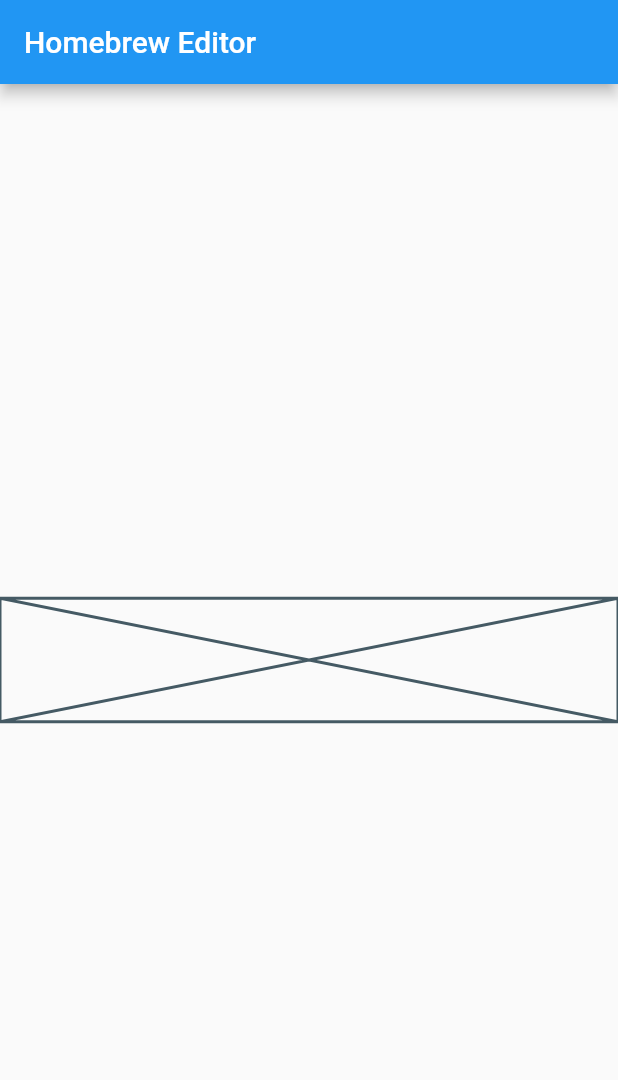
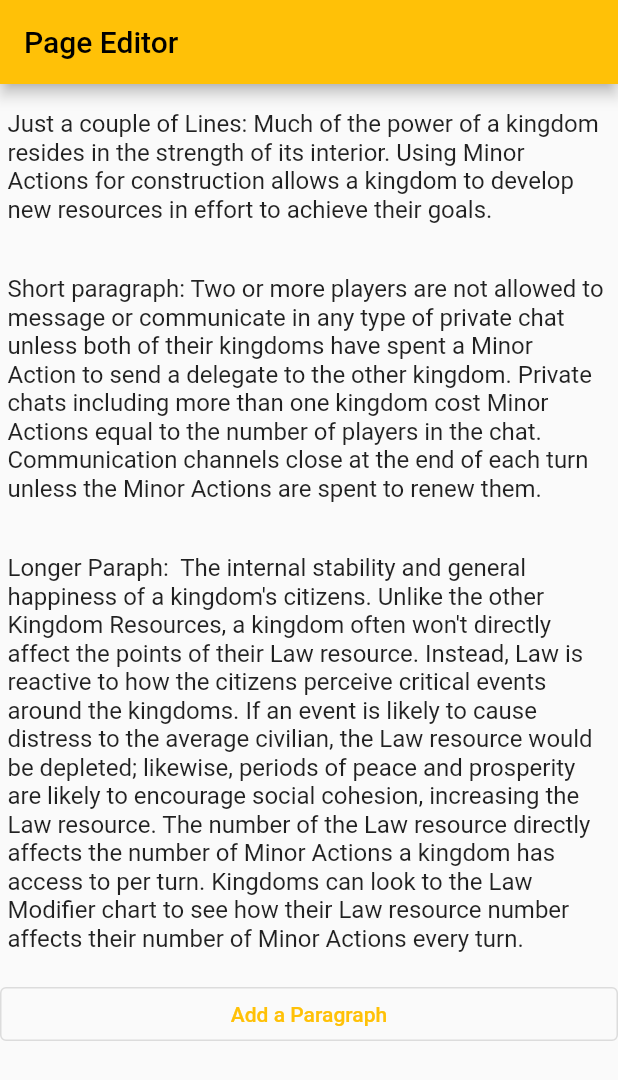
Before and after one commit to trevclaridge/DnD_Homebrew_Editor, a Flutter app: the screen it shows after launch, on a phone screen of 412 x 824 dp. Shown: the top 1080 px of the screen. Run offline on Flutter 3.47's test engine with Material 2 defaults, Android fonts, the light colour scheme and no system bars.

Commit message:
dynamic text fields

```diff
--- a/lib/main.dart
+++ b/lib/main.dart
@@ -1,4 +1,6 @@
 import 'package:flutter/material.dart';
+import 'package:homebrew_editor/view/view.dart';
+import 'package:homebrew_editor/model/model.dart';
 
 void main() {
   runApp(const MyApp());
@@ -10,41 +12,12 @@
   @override
   Widget build(BuildContext context) {
     return MaterialApp(
+      debugShowCheckedModeBanner: false,
       title: 'Homebrew Editor',
       theme: ThemeData(
-        primarySwatch: Colors.blue,
+        primarySwatch: Colors.amber,
       ),
-      home: const MyHomePage(title: 'Homebrew Editor'),
+      home: const PageEditor(),
     );
   }
 }
-
-class MyHomePage extends StatefulWidget {
-  const MyHomePage({Key? key, required this.title}) : super(key: key);
-  final String title;
-
-  @override
-  State<MyHomePage> createState() => _MyHomePageState();
-}
-
-class _MyHomePageState extends State<MyHomePage> {
-  @override
-  Widget build(BuildContext context) {
-    return Scaffold(
-      appBar: AppBar(
-        title: Text(widget.title),
-      ),
-      body: Center(
-        child: Column(
-          mainAxisAlignment: MainAxisAlignment.center,
-          children: <Widget>[
-            Placeholder(
-              fallbackHeight: MediaQuery.of(context).size.height / 10.0,
-              fallbackWidth: MediaQuery.of(context).size.width / 10.0,
-            )
-          ],
-        ),
-      ),
-    );
-  }
-}
--- /dev/null
+++ b/lib/model/model.dart
@@ -0,0 +1,6 @@
+library model;
+
+import 'package:flutter/material.dart';
+import 'package:homebrew_editor/view/view.dart';
+
+part 'paragraph.dart';
--- /dev/null
+++ b/lib/model/paragraph.dart
@@ -0,0 +1,7 @@
+part of model;
+
+class Paragraph {
+  Paragraph(this.text);
+
+  String text;
+}
--- /dev/null
+++ b/lib/view/screens.dart/page_editor.dart
@@ -0,0 +1,67 @@
+part of view;
+
+class PageEditor extends StatefulWidget {
+  const PageEditor({Key? key}) : super(key: key);
+
+  @override
+  State<PageEditor> createState() => _PageEditorState();
+}
+
+class _PageEditorState extends State<PageEditor> {
+  //test lists
+  List<String> titles = <String>[
+    'Introduction',
+    'Synopsis',
+    'Running the Game'
+  ];
+  List<String> paragraphs = <String>[
+    'Just a couple of Lines: Much of the power of a kingdom resides in the strength of its interior. Using Minor Actions for construction allows a kingdom to develop new resources in effort to achieve their goals.',
+    'Short paragraph: Two or more players are not allowed to message or communicate in any type of private chat unless both of their kingdoms have spent a Minor Action to send a delegate to the other kingdom. Private chats including more than one kingdom cost Minor Actions equal to the number of players in the chat. Communication channels close at the end of each turn unless the Minor Actions are spent to renew them.',
+    'Longer Paraph:  The internal stability and general happiness of a kingdom\'s citizens. Unlike the other Kingdom Resources, a kingdom often won\'t directly affect the points of their Law resource. Instead, Law is reactive to how the citizens perceive critical events around the kingdoms. If an event is likely to cause distress to the average civilian, the Law resource would be depleted; likewise, periods of peace and prosperity are likely to encourage social cohesion, increasing the Law resource. The number of the Law resource directly affects the number of Minor Actions a kingdom has access to per turn. Kingdoms can look to the Law Modifier chart to see how their Law resource number affects their number of Minor Actions every turn.'
+  ];
+
+  @override
+  Widget build(BuildContext context) {
+    return Scaffold(
+      appBar: AppBar(
+        title: const Text('Page Editor'),
+      ),
+      body: Center(
+        child: ListView(
+          children: [
+            // Page(titles, paragraphs),
+            ListView.builder(
+              shrinkWrap: true,
+              itemCount: paragraphs.length,
+              itemBuilder: ((context, index) {
+                return Container(
+                  margin: const EdgeInsets.all(5.0),
+                  child: TextField(
+                    maxLines: null,
+                    decoration: const InputDecoration(border: InputBorder.none),
+                    controller: TextEditingController(text: paragraphs[index]),
+                  ),
+                );
+              }),
+            ),
+            OutlinedButton(
+              onPressed: () {
+                _addParagraph();
+              },
+              child: const Text('Add a Paragraph'),
+            ),
+            // OutlinedButton(
+            //   onPressed: () {},
+            //   child: const Text('Add a Title'),
+            // ),
+          ],
+        ),
+      ),
+    );
+  }
+
+  _addParagraph() {
+    paragraphs.add('');
+    setState(() {});
+  }
+}
--- /dev/null
+++ b/lib/view/theme.dart
@@ -0,0 +1 @@
+part of view;
--- /dev/null
+++ b/lib/view/view.dart
@@ -0,0 +1,9 @@
+library view;
+
+import 'package:flutter/material.dart';
+import 'package:homebrew_editor/model/model.dart';
+
+part 'theme.dart';
+part 'screens.dart/page_editor.dart';
+part 'widgets/paragraph_field.dart';
+part 'widgets/page.dart';
```
Also changed, not shown: lib/view/widgets/page.dart (added, +26 -0 lines), lib/view/widgets/paragraph_field.dart (added, +16 -0 lines), 2 other files.
